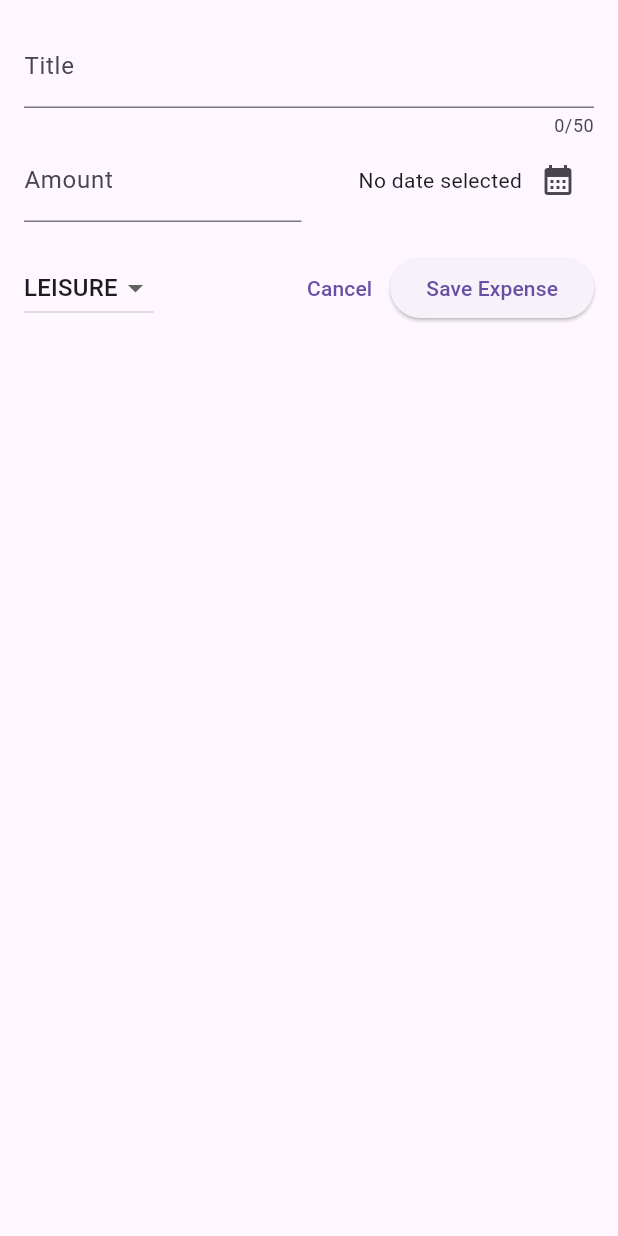
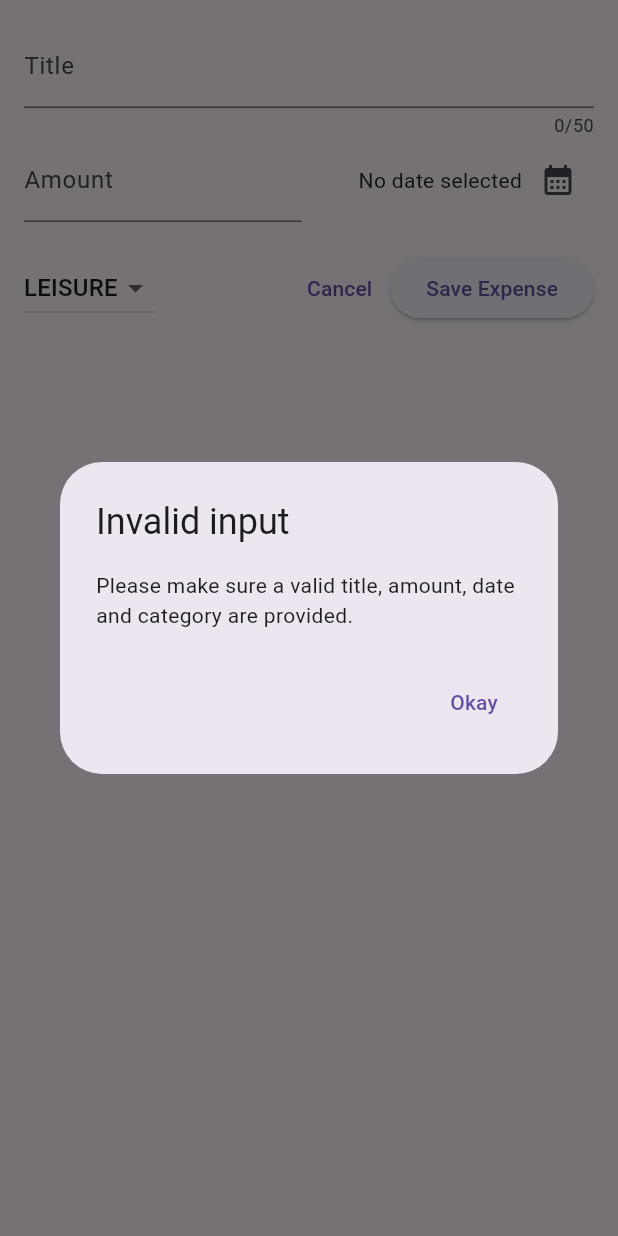
Before and after one commit to Xenovka/flutter_expense_tracker, a Flutter app: the NewExpense widget shown alone on an empty page, opened directly, after a tap on "Save Expense", on a phone screen of 412 x 824 dp. Run offline on Flutter 3.47's test engine with Material 2 defaults, Android fonts, the phone set to English and light mode, and no system bars.

Commit message:
validate input

```diff
--- a/lib/widgets/new_expense.dart
+++ b/lib/widgets/new_expense.dart
@@ -29,6 +29,34 @@ class _NewExpenseState extends State<NewExpense> {
     setState(() {
       _selectedDate = pickedDate;
     });
+  }
+
+  void _submitExpenseData() {
+    final enteredAmount = double.tryParse(_amountController.text);
+    final amountIsInvalid = enteredAmount == null || enteredAmount <= 0;
+    if (_titleController.text.trim().isEmpty ||
+        amountIsInvalid ||
+        _selectedDate == null) {
+      showDialog(
+        context: context,
+        builder: (ctx) => AlertDialog(
+          title: const Text('Invalid input'),
+          content: const Text(
+            'Please make sure a valid title, amount, date and category are provided.',
+          ),
+          actions: [
+            TextButton(
+              onPressed: () {
+                Navigator.pop(ctx);
+              },
+              child: const Text('Okay'),
+            )
+          ],
+        ),
+      );
+
+      return;
+    }
   }
 
   @override
@@ -110,10 +138,7 @@ class _NewExpenseState extends State<NewExpense> {
                 child: const Text('Cancel'),
               ),
               ElevatedButton(
-                onPressed: () {
-                  print(_titleController.text);
-                  print(_amountController.text);
-                },
+                onPressed: _submitExpenseData,
                 child: const Text('Save Expense'),
               ),
             ],
```
